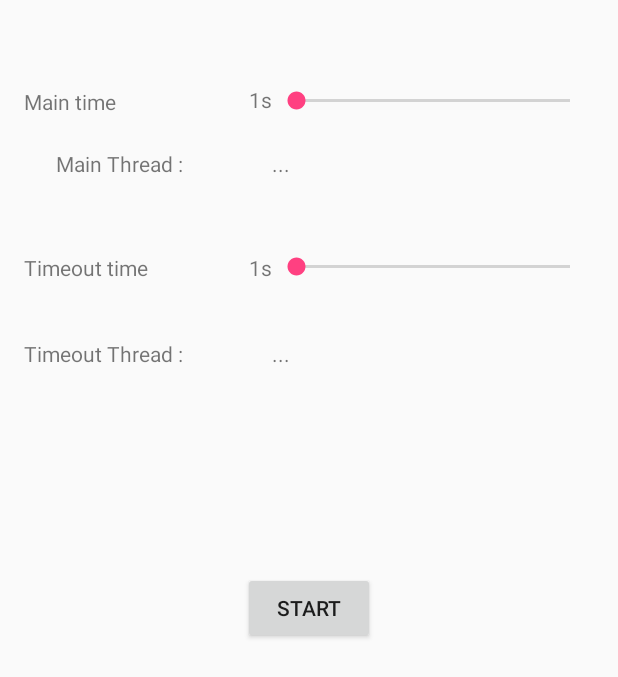
After one commit to rcoscali/BluetoothConnectionMonitor, an Android app: the TimeoutTestActivity screen opened directly, with no data from a screen before it, on a phone screen of 412 x 824 dp. The commit adds this screen. Shown: the top 677 px of the screen. Run offline under Robolectric (Android 15) with nearby library versions, the phone set to English and light mode, and no system bars.

Commit message:
Refactor timeout threading for server & client ... still going on

```diff
--- /dev/null
+++ b/BCM/src/main/java/com/rcsnet/bluetoothmonitor/TimeoutTestActivity.java
@@ -0,0 +1,189 @@
+package com.rcsnet.bluetoothmonitor;
+
+import android.os.Bundle;
+import android.os.Handler;
+import android.os.Looper;
+import android.os.Message;
+import android.support.v7.app.AppCompatActivity;
+import android.view.View;
+import android.widget.Button;
+import android.widget.SeekBar;
+import android.widget.TextView;
+
+import java.util.Locale;
+
+public class TimeoutTestActivity
+        extends AppCompatActivity
+{
+
+    private static final int MAIN_MESSAGE    = 1;
+    private static final int TIMEOUT_MESSAGE = 2;
+
+    private SeekBar  mmTimeoutTimeSeekBarView;
+    private SeekBar  mmMainTimeSeekBarView;
+    private TextView mmTimeoutTimeText;
+    private TextView mmMainTimeText;
+    private Button   mmStartButton;
+    private int      mmMainTime;
+    private int      mmTimeoutTime;
+    private TextView mmTimeoutThreadStatusText;
+    private TextView mmMainThreadStatusText;
+
+    @Override
+    protected void onCreate(Bundle savedInstanceState)
+    {
+        super.onCreate(savedInstanceState);
+        setContentView(R.layout.activity_timeout_test);
+
+        mmTimeoutTimeSeekBarView = (SeekBar) findViewById(R.id.timeout_time_seek);
+        mmTimeoutTimeSeekBarView.setMax(99);
+        mmTimeoutTimeText = (TextView) findViewById(R.id.timeout_time);
+        mmTimeoutThreadStatusText = (TextView) findViewById(R.id.main_thread_status);
+        mmTimeoutTimeSeekBarView.setOnSeekBarChangeListener(new SeekBar.OnSeekBarChangeListener()
+        {
+            @Override
+            public void onProgressChanged(SeekBar seekBar, int i, boolean b)
+            {
+                mmTimeoutTime = i + 1;
+                mmTimeoutTimeText.setText(String.format(Locale.FRANCE, "%d s", i + 1));
+            }
+
+            @Override
+            public void onStartTrackingTouch(SeekBar seekBar)
+            {
+
+            }
+
+            @Override
+            public void onStopTrackingTouch(SeekBar seekBar)
+            {
+
+            }
+        });
+
+        mmMainTimeSeekBarView = (SeekBar) findViewById(R.id.main_time_seek);
+        mmMainTimeSeekBarView.setMax(99);
+        mmMainTimeText = (TextView) findViewById(R.id.main_time);
+        mmMainThreadStatusText = (TextView) findViewById(R.id.main_thread_status);
+        mmMainTimeSeekBarView.setOnSeekBarChangeListener(new SeekBar.OnSeekBarChangeListener()
+        {
+            @Override
+            public void onProgressChanged(SeekBar seekBar, int i, boolean b)
+            {
+                mmMainTime = i + 1;
+                mmMainTimeText.setText(String.format(Locale.FRANCE, "%d s", i + 1));
+            }
+
+            @Override
+            public void onStartTrackingTouch(SeekBar seekBar)
+            {
+
+            }
+
+            @Override
+            public void onStopTrackingTouch(SeekBar seekBar)
+            {
+
+            }
+        });
+
+        final Handler handler = new Handler(Looper.getMainLooper())
+        {
+            @Override
+            public void handleMessage(Message msg)
+            {
+                switch (msg.what)
+                {
+                case MAIN_MESSAGE:
+                {
+                    String str = msg.getData().getString("msg");
+                    mmMainThreadStatusText.setText(str);
+                    break;
+                }
+
+                case TIMEOUT_MESSAGE:
+                {
+                    String str = msg.getData().getString("msg");
+                    mmTimeoutThreadStatusText.setText(str);
+                    break;
+                }
+
+                default:
+                }
+
+            }
+        };
+
+        mmStartButton = (Button) findViewById(R.id.start_button);
+        mmStartButton.setOnClickListener(new View.OnClickListener()
+        {
+            @Override
+            public void onClick(View view)
+            {
+                final Thread mainThread = new Thread(new Runnable()
+                {
+                    @Override
+                    public void run()
+                    {
+                        try
+                        {
+                            Message msg  = handler.obtainMessage(MAIN_MESSAGE);
+                            Bundle  data = new Bundle();
+                            data.putString("msg", "Started");
+                            msg.setData(data);
+                            msg.sendToTarget();
+                            synchronized (this)
+                            {
+                                wait(mmMainTime);
+                                msg = handler.obtainMessage(MAIN_MESSAGE);
+                                data = new Bundle();
+                                data.putString("msg", "Terminated");
+                                msg.setData(data);
+                                msg.sendToTarget();
+                            }
+                        }
+                        catch (InterruptedException ie)
+                        {
+                            Message msg  = handler.obtainMessage(MAIN_MESSAGE);
+                            Bundle  data = new Bundle();
+                            data.putString("msg", "Interrupted");
+                            msg.setData(data);
+                            msg.sendToTarget();
+                        }
+                    }
+                });
+                mainThread.start();
+                Thread timeoutThread = new Thread(new Runnable()
+                {
+                    @Override
+                    public void run()
+                    {
+                        try
+                        {
+                            Message msg  = handler.obtainMessage(TIMEOUT_MESSAGE);
+                            Bundle  data = new Bundle();
+                            data.putString("msg", "Started");
+                            msg.setData(data);
+                            msg.sendToTarget();
+                            synchronized (this)
+                            {
+                                wait(mmTimeoutTime);
+                                mainThread.interrupt();
+                            }
+                        }
+                        catch (InterruptedException ignored)
+                        {
+
+                        }
+                        Message msg  = handler.obtainMessage(TIMEOUT_MESSAGE);
+                        Bundle  data = new Bundle();
+                        data.putString("msg", "Terminated");
+                        msg.setData(data);
+                        msg.sendToTarget();
+                    }
+                });
+                timeoutThread.start();
+            }
+        });
+    }
+}
--- a/BCM/src/main/java/com/rcsnet/bluetoothmonitor/TimeoutThread.java
+++ b/BCM/src/main/java/com/rcsnet/bluetoothmonitor/TimeoutThread.java
@@ -46,7 +46,7 @@ public class TimeoutThread
                 Log.v(TAG, "Waiting " + mMillis + "ms and " + mNanos + " ns before interrupting thread " + mToTimeout);
                 wait(mMillis, mNanos);
                 Log.v(TAG, "Timeout runs out of time: interrupting ...");
-                mToTimeout.interrupt();
+                //mToTimeout.interrupt();
             }
         }
         catch (InterruptedException ignored)
--- /dev/null
+++ b/BCM/src/main/res/layout/activity_timeout_test.xml
@@ -0,0 +1,113 @@
+<?xml version="1.0" encoding="utf-8"?>
+<RelativeLayout
+    xmlns:android="http://schemas.android.com/apk/res/android"
+    xmlns:tools="http://schemas.android.com/tools"
+    android:layout_width="match_parent"
+    android:layout_height="match_parent"
+    android:paddingBottom="@dimen/activity_vertical_margin"
+    android:paddingLeft="@dimen/activity_horizontal_margin"
+    android:paddingRight="@dimen/activity_horizontal_margin"
+    android:paddingTop="@dimen/activity_vertical_margin"
+    tools:context="com.rcsnet.bluetoothmonitor.TimeoutTestActivity">
+
+    <TextView
+        android:id="@+id/textView2"
+        android:layout_width="wrap_content"
+        android:layout_height="wrap_content"
+        android:layout_alignEnd="@+id/textView3"
+        android:layout_alignParentTop="true"
+        android:layout_marginTop="83dp"
+        android:text="Main Thread :"/>
+
+    <TextView
+        android:id="@+id/textView3"
+        android:layout_width="wrap_content"
+        android:layout_height="wrap_content"
+        android:layout_alignParentStart="true"
+        android:layout_below="@+id/textView2"
+        android:layout_marginTop="107dp"
+        android:text="Timeout Thread :"/>
+
+    <TextView
+        android:id="@+id/main_thread_status"
+        android:layout_width="wrap_content"
+        android:layout_height="wrap_content"
+        android:layout_above="@+id/textView3"
+        android:layout_marginStart="59dp"
+        android:layout_toEndOf="@+id/textView2"
+        android:text="..."/>
+
+    <TextView
+        android:id="@+id/timeout_thread_status"
+        android:layout_width="wrap_content"
+        android:layout_height="wrap_content"
+        android:layout_alignBottom="@+id/textView3"
+        android:layout_alignStart="@+id/main_thread_status"
+        android:text="..."/>
+
+    <Button
+        android:id="@+id/start_button"
+        android:layout_width="wrap_content"
+        android:layout_height="wrap_content"
+        android:layout_below="@+id/timeout_thread_status"
+        android:layout_centerHorizontal="true"
+        android:layout_marginTop="136dp"
+        android:text="Start"/>
+
+    <SeekBar
+        android:id="@+id/main_time_seek"
+        android:layout_width="wrap_content"
+        android:layout_height="wrap_content"
+        android:layout_above="@+id/main_thread_status"
+        android:layout_alignParentEnd="true"
+        android:layout_alignStart="@+id/main_thread_status"
+        android:layout_marginBottom="23dp"
+        android:layout_toEndOf="@+id/textView2"/>
+
+    <TextView
+        android:id="@+id/textView4"
+        android:layout_width="wrap_content"
+        android:layout_height="wrap_content"
+        android:layout_alignParentStart="true"
+        android:layout_alignTop="@+id/main_time_seek"
+        android:text="Main time"
+        android:textAppearance="?android:attr/textAppearanceSmall"/>
+
+    <SeekBar
+        android:id="@+id/timeout_time_seek"
+        android:layout_width="wrap_content"
+        android:layout_height="wrap_content"
+        android:layout_above="@+id/timeout_thread_status"
+        android:layout_alignEnd="@+id/main_time_seek"
+        android:layout_alignStart="@+id/timeout_thread_status"
+        android:layout_marginBottom="39dp"/>
+
+    <TextView
+        android:id="@+id/textView5"
+        android:layout_width="wrap_content"
+        android:layout_height="wrap_content"
+        android:layout_alignParentStart="true"
+        android:layout_alignTop="@+id/timeout_time_seek"
+        android:text="Timeout time"
+        android:textAppearance="?android:attr/textAppearanceSmall"/>
+
+    <TextView
+        android:id="@+id/main_time"
+        android:layout_width="wrap_content"
+        android:layout_height="wrap_content"
+        android:layout_alignBottom="@+id/main_time_seek"
+        android:layout_alignEnd="@+id/timeout_time"
+        android:layout_toStartOf="@+id/start_button"
+        android:text="1s"
+        android:textAppearance="?android:attr/textAppearanceSmall"/>
+
+    <TextView
+        android:id="@+id/timeout_time"
+        android:layout_width="wrap_content"
+        android:layout_height="wrap_content"
+        android:layout_alignBottom="@+id/textView5"
+        android:layout_toStartOf="@+id/timeout_time_seek"
+        android:text="1s"
+        android:textAppearance="?android:attr/textAppearanceSmall"/>
+
+</RelativeLayout>
```
Also changed, not shown: BCM/src/main/AndroidManifest.xml (+34 -22 lines), BCM/src/main/res/values/strings.xml (+11 -10 lines).
